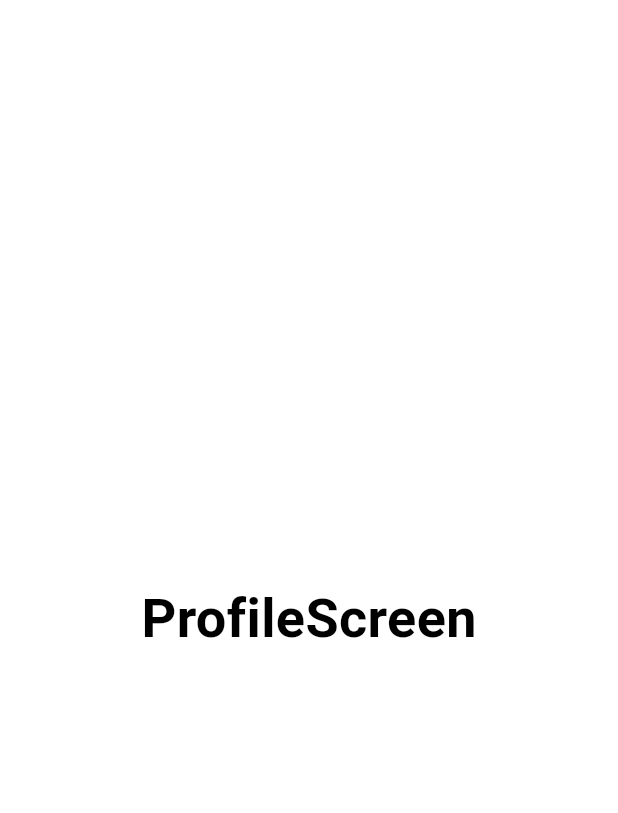
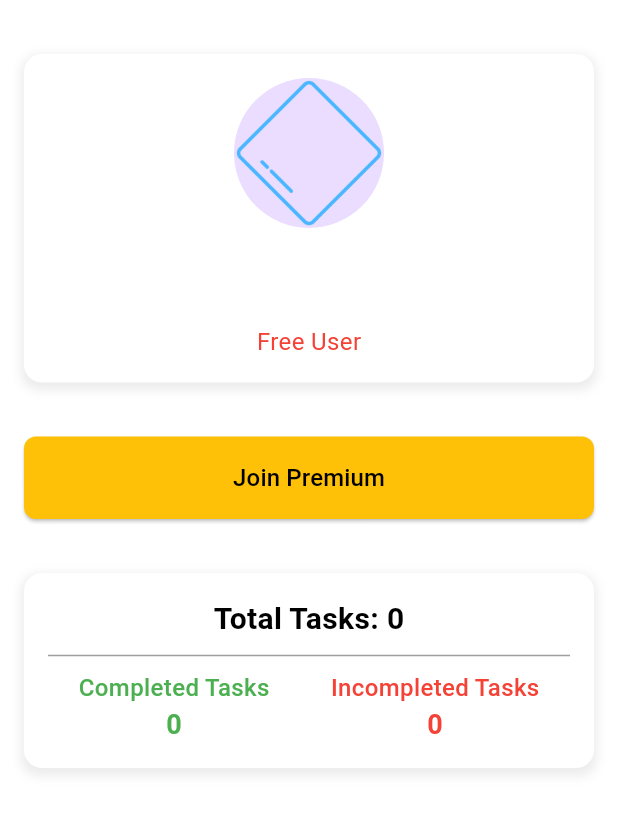
Before and after one commit to PedroCB192/Taskify, a Flutter app: the ProfileScreen screen opened directly, on a phone screen of 412 x 824 dp. Shown: the top 813 px of the screen. Run offline on Flutter 3.47's test engine with Material 3 defaults, Android fonts, the phone set to English and light mode, and no system bars; our stand-ins replace audioplayers, cloud_firestore, firebase_auth, firebase_core, hive, hive_flutter; accounts and stored records are empty.

Commit message:
feat: Implement user profile and task metrics widgets with improved UI and functionality

```diff
--- a/lib/features/profile/provider/user_provider.dart
+++ b/lib/features/profile/provider/user_provider.dart
@@ -3,7 +3,7 @@ import 'package:taskify/features/profile/models/user.dart';
 import 'package:taskify/features/profile/services/user_service.dart';
 
 class UserProvider with ChangeNotifier {
-  User? _user; // Modelo de usuario de tu aplicación
+  User? _user; // User object to hold user data
 
   User? get user => _user;
 
@@ -12,19 +12,19 @@ class UserProvider with ChangeNotifier {
   final UserService _userService = UserService();
 
   Future<void> loadUser() async {
-    _user = _userService.getUser(); // Cargar el usuario desde Hive
+    _user = _userService.getUser(); // Upload user from Hive
     notifyListeners();
   }
 
   Future<void> updateUser(User user) async {
-    _user = user; // Actualizar el usuario localmente
-    await _userService.saveUser(user); // Guardar en Hive
+    _user = user; // Update user locally
+    await _userService.saveUser(user); // Save user to Hive
     notifyListeners();
   }
 
   Future<void> clearUser() async {
-    _user = null; // Limpiar el usuario localmente
-    await _userService.deleteUser(); // Eliminar de Hive
+    _user = null; // Clear user locally
+    await _userService.deleteUser(); // Delete user from Hive
     notifyListeners();
   }
 }
--- a/lib/features/profile/screens/profile_screen.dart
+++ b/lib/features/profile/screens/profile_screen.dart
@@ -1,24 +1,94 @@
 import 'package:flutter/material.dart';
+import 'package:provider/provider.dart';
+import 'package:taskify/features/profile/provider/user_provider.dart';
+import 'package:taskify/features/profile/widgets/users_profile_widget.dart';
+import 'package:taskify/features/profile/widgets/tasks_metric_widget.dart';
 
 class ProfileScreen extends StatelessWidget {
   const ProfileScreen({super.key});
 
   @override
   Widget build(BuildContext context) {
+    final userProvider = Provider.of<UserProvider>(context);
+    final user = userProvider.user;
+
+    if (user == null) {
+      return const Scaffold(
+        body: Center(child: Text('No user data available')),
+      );
+    }
+
     return Scaffold(
-      body: Center(
-        child: Column(
-          mainAxisAlignment: MainAxisAlignment.center,
-          children: [
-            const Text(
-              'ProfileScreen',
-              style: TextStyle(
-                fontSize: 36,
-                fontWeight: FontWeight.bold,
-                color: Colors.black,
-              ),
+      body: SafeArea(
+        child: SingleChildScrollView(
+          child: ConstrainedBox(
+            constraints: const BoxConstraints(
+              minHeight: 0,
+              maxHeight: double.infinity,
+              maxWidth: double.infinity,
             ),
-          ],
+            child: Column(
+              mainAxisSize: MainAxisSize.min,
+              children: [
+                const SizedBox(height: 20),
+                SizedBox(
+                  width: double.infinity, // Expandir a todo el ancho
+                  child: UsersProfileWidget(user: user),
+                ),
+                const SizedBox(height: 20),
+                if (!user.isPremium)
+                  Padding(
+                    padding: const EdgeInsets.symmetric(horizontal: 16.0),
+                    child: SizedBox(
+                      width: double.infinity,
+                      child: ElevatedButton(
+                        onPressed: () {
+                          showDialog(
+                            context: context,
+                            builder:
+                                (context) => AlertDialog(
+                                  title: const Text('Become Premium'),
+                                  content: const Text(
+                                    'Unlock premium features by upgrading your account!',
+                                  ),
+                                  actions: [
+                                    TextButton(
+                                      onPressed: () => Navigator.pop(context),
+                                      child: const Text('Cancel'),
+                                    ),
+                                    ElevatedButton(
+                                      onPressed: () {
+                                        // Aquí puedes agregar la lógica para redirigir al usuario
+                                        // a la página de pago o suscripción
+                                        Navigator.pop(context);
+                                      },
+                                      child: const Text('Upgrade Now'),
+                                    ),
+                                  ],
+                                ),
+                          );
+                        },
+                        style: ElevatedButton.styleFrom(
+                          backgroundColor: Colors.amber,
+                          shape: RoundedRectangleBorder(
+                            borderRadius: BorderRadius.circular(8.0),
+                          ),
+                        ),
+                        child: const Text(
+                          'Join Premium',
+                          style: TextStyle(fontSize: 16, color: Colors.black),
+                        ),
+                      ),
+                    ),
+                  ),
+                const SizedBox(height: 20),
+                SizedBox(
+                  width: double.infinity,
+                  child: const TasksMetricWidget(),
+                ),
+              ],
+            ),
+          ),
         ),
       ),
     );
--- a/lib/features/profile/services/user_service.dart
+++ b/lib/features/profile/services/user_service.dart
@@ -4,17 +4,17 @@ import 'package:taskify/features/profile/models/user.dart';
 class UserService {
   final Box<User> _userBox = Hive.box<User>('userBox');
 
-  // Guardar el usuario en Hive
+  // Save user to Hive
   Future<void> saveUser(User user) async {
     await _userBox.put('currentUser', user);
   }
 
-  // Obtener el usuario desde Hive
+  // Get user from Hive
   User? getUser() {
     return _userBox.get('currentUser');
   }
 
-  // Eliminar el usuario de Hive (por ejemplo, al cerrar sesión)
+  // Delete user from Hive
   Future<void> deleteUser() async {
     await _userBox.delete('currentUser');
   }
--- /dev/null
+++ b/lib/features/profile/widgets/tasks_metric_widget.dart
@@ -0,0 +1,94 @@
+import 'package:flutter/material.dart';
+import 'package:provider/provider.dart';
+import 'package:taskify/features/tasks/provider/task_provider.dart';
+
+class TasksMetricWidget extends StatelessWidget {
+  const TasksMetricWidget({super.key});
+
+  @override
+  Widget build(BuildContext context) {
+    final taskProvider = Provider.of<TaskProvider>(context);
+    final totalTasks = taskProvider.tasks.length;
+    final completedTasks =
+        taskProvider.tasks.where((task) => task.completed).length;
+    final incompletedTasks = totalTasks - completedTasks;
+
+    return Container(
+      margin: const EdgeInsets.all(16.0),
+      padding: const EdgeInsets.all(16.0),
+      decoration: BoxDecoration(
+        color: Colors.white,
+        borderRadius: BorderRadius.circular(12.0),
+        boxShadow: [
+          BoxShadow(
+            color: Colors.grey.withOpacity(0.2),
+            spreadRadius: 2,
+            blurRadius: 5,
+            offset: const Offset(0, 3),
+          ),
+        ],
+      ),
+      child: Column(
+        mainAxisSize: MainAxisSize.min,
+        children: [
+          // Superior part: Total Tasks
+          Text(
+            'Total Tasks: $totalTasks',
+            style: const TextStyle(
+              fontSize: 20,
+              fontWeight: FontWeight.bold,
+              color: Colors.black,
+            ),
+          ),
+          const Divider(color: Colors.grey, thickness: 1, height: 20),
+          // Inferior part: Completed y Incompleted Tasks
+          Row(
+            mainAxisAlignment: MainAxisAlignment.spaceAround,
+            children: [
+              Column(
+                children: [
+                  const Text(
+                    'Completed Tasks',
+                    style: TextStyle(
+                      fontSize: 16,
+                      fontWeight: FontWeight.w500,
+                      color: Colors.green,
+                    ),
+                  ),
+                  Text(
+                    '$completedTasks',
+                    style: const TextStyle(
+                      fontSize: 18,
+                      fontWeight: FontWeight.bold,
+                      color: Colors.green,
+                    ),
+                  ),
+                ],
+              ),
+              Column(
+                children: [
+                  const Text(
+                    'Incompleted Tasks',
+                    style: TextStyle(
+                      fontSize: 16,
+                      fontWeight: FontWeight.w500,
+                      color: Colors.red,
+                    ),
+                  ),
+                  Text(
+                    '$incompletedTasks',
+                    style: const TextStyle(
+                      fontSize: 18,
+                      fontWeight: FontWeight.bold,
+                      color: Colors.red,
+                    ),
+                  ),
+                ],
+              ),
+            ],
+          ),
+        ],
+      ),
+    );
+  }
+}
--- /dev/null
+++ b/lib/features/profile/widgets/users_profile_widget.dart
@@ -0,0 +1,52 @@
+import 'package:flutter/material.dart';
+import 'package:taskify/features/profile/models/user.dart';
+
+class UsersProfileWidget extends StatelessWidget {
+  final User user;
+
+  const UsersProfileWidget({super.key, required this.user});
+
+  @override
+  Widget build(BuildContext context) {
+    return Container(
+      margin: const EdgeInsets.all(16.0),
+      padding: const EdgeInsets.all(16.0),
+      decoration: BoxDecoration(
+        color: Colors.white,
+        borderRadius: BorderRadius.circular(12.0),
+        boxShadow: [
+          BoxShadow(
+            color: Colors.grey.withOpacity(0.2),
+            spreadRadius: 2,
+            blurRadius: 5,
+            offset: const Offset(0, 3),
+          ),
+        ],
+      ),
+      child: Column(
+        mainAxisAlignment: MainAxisAlignment.center,
+        children: [
+          const CircleAvatar(
+            radius: 50,
+            backgroundImage: AssetImage('assets/images/user_profile.png'),
+          ),
+          const SizedBox(height: 20),
+          Text(
+            user.name, // Show the user's name
+            style: const TextStyle(fontSize: 24, fontWeight: FontWeight.bold),
+          ),
+          const SizedBox(height: 10),
+          Text(
+            user.isPremium
+                ? 'Premium User'
+                : 'Free User', // Show if the user is premium or free
+            style: TextStyle(
+              fontSize: 16,
+              color: user.isPremium ? Colors.green : Colors.red,
+            ),
+          ),
+        ],
+      ),
+    );
+  }
+}
--- a/lib/main.dart
+++ b/lib/main.dart
@@ -27,36 +27,33 @@ import 'package:taskify/features/profile/provider/user_provider.dart';
 void main() async {
   WidgetsFlutterBinding.ensureInitialized();
 
-  // Iniciar Firebase
+  // Start Firebase
   await Firebase.initializeApp(options: DefaultFirebaseOptions.currentPlatform);
 
-  // Iniciar Hive
+  // Start Hive
   await Hive.initFlutter();
 
-  // Registrar adaptadores de Hive
+  // Hive adapters
   Hive.registerAdapter(TaskAdapter());
   Hive.registerAdapter(CategoryAdapter());
   Hive.registerAdapter(SubtaskAdapter());
-  Hive.registerAdapter(
-    local.UserAdapter(),
-  ); // Registrar el adaptador para el modelo User
+  Hive.registerAdapter(local.UserAdapter());
 
-  // Abrir cajas de Hive
+  // Open Hive boxes
   await Hive.openBox<Task>('tasks');
   await Hive.openBox<Category>('categories');
-  await Hive.openBox<local.User>('userBox'); // Abrir la caja para el usuario
+  await Hive.openBox<local.User>('userBox');
 
-  // Guardar el usuario al abrir la app
+  // Save user data to Hive
   await initializeUser();
-  await initializeAppData();
 
   runApp(
     MultiProvider(
       providers: [
         ChangeNotifierProvider(create: (_) => TaskProvider()),
         ChangeNotifierProvider(
-          create: (_) => UserProvider(),
-        ), // Agregar UserProvider
+          create: (_) => UserProvider()..loadUser(), // get user data from Hive
+        ),
       ],
       child: const MainApp(),
     ),
@@ -68,25 +65,25 @@ Future<void> initializeUser() async {
   final FirebaseFirestore _firestore = FirebaseFirestore.instance;
   final UserService _userService = UserService();
 
-  // Verificar si hay un usuario autenticado
+  // Verify if the user is logged in
   final firebaseUser = _auth.currentUser;
 
   if (firebaseUser != null) {
     try {
-      // Obtener los datos del usuario desde Firestore
+      // Get user data from Firestore
       final userDoc =
           await _firestore.collection('users').doc(firebaseUser.uid).get();
       final userData = userDoc.data();
 
       if (userData != null) {
-        // Crear una instancia del modelo User
+        // Create a local user model
         final local.User user = local.User(
           id: firebaseUser.uid,
           name: userData['name'],
           isPremium: userData['isPremium'],
         );
 
-        // Guardar el usuario en Hive
+        // Save user data to Hive
         await _userService.saveUser(user);
 
         print('User saved locally: ${user.name}, Premium: ${user.isPremium}');
@@ -103,10 +100,10 @@ Future<void> initializeAppData() async {
   final categoryService = CategoryService();
   final taskService = TaskService();
 
-  // Sincronizar categorías
+  // Sync categories
   await categoryService.syncCategories();
 
-  // Sincronizar tareas
+  // Synce tasks
   await taskService.syncTasks();
 }
 
@@ -157,9 +154,6 @@ class _MainLayoutState extends State<MainLayout> {
 
   @override
   Widget build(BuildContext context) {
-    final isPremium = Provider.of<UserProvider>(context).isPremium;
-    final user = Provider.of<UserProvider>(context).user;
-
     return Scaffold(
       appBar: AppBar(
         title: Text(
@@ -168,36 +162,7 @@ class _MainLayoutState extends State<MainLayout> {
         ),
         leading: _leading[_currentIndex],
       ),
-      body: Column(
-        children: [
-          if (user != null) // Verificar que el usuario no sea nulo
-            Container(
-              color: isPremium ? Colors.green : Colors.red,
-              padding: const EdgeInsets.all(8.0),
-              child: Column(
-                crossAxisAlignment: CrossAxisAlignment.start,
-                children: [
-                  Text(
-                    isPremium
-                        ? 'You are a Premium User!'
-                        : 'You are not a Premium User.',
-                    style: const TextStyle(color: Colors.white, fontSize: 16),
-                  ),
-                  const SizedBox(height: 4),
-                  Text(
-                    'User Name: ${user.name}',
-                    style: const TextStyle(color: Colors.white, fontSize: 14),
-                  ),
-                  Text(
-                    'User ID: ${user.id}',
-                    style: const TextStyle(color: Colors.white, fontSize: 14),
-                  ),
-                ],
-              ),
-            ),
-          Expanded(child: _screens[_currentIndex]),
-        ],
-      ),
+      body: Column(children: [Expanded(child: _screens[_currentIndex])]),
       floatingActionButton: FloatingActionButton(
         onPressed: () async {
           if (_currentIndex == 1) {
@@ -227,12 +192,12 @@ class _MainLayoutState extends State<MainLayout> {
               },
             );
 
-            // Recargar las categorías si se creó una nueva
+            // Recharge the categories if a new one was created
             if (shouldReload == true) {
-              setState(() {}); // Recargar la pantalla de categorías
+              setState(() {});
             }
           } else {
-            // Abrir el modal para crear tareas
+            // Open the modal to create tasks
             final shouldReload = await showModalBottomSheet<bool>(
               context: context,
               isScrollControlled: true,
@@ -258,7 +223,7 @@ class _MainLayoutState extends State<MainLayout> {
               },
             );
 
-            // Recargar las tareas si se creó una nueva
+            // Recharge the tasks if a new one was created
             if (shouldReload == true) {
               Provider.of<TaskProvider>(context, listen: false).loadTasks();
             }
@@ -275,7 +240,7 @@ class _MainLayoutState extends State<MainLayout> {
           children: [
             _buildNavIcon(0, Icons.task),
             _buildNavIcon(1, Icons.category),
-            const SizedBox(width: 40), // Espacio para el FAB
+            const SizedBox(width: 40), // Space for the FAB
             _buildNavIcon(2, Icons.calendar_today),
             _buildNavIcon(3, Icons.person),
           ],
--- a/pubspec.yaml
+++ b/pubspec.yaml
@@ -29,3 +29,4 @@ flutter:
   uses-material-design: true
   assets:
     - assets/sounds/
+    - assets/images/
```
Also changed, not shown: assets/images/user_profile.png (added).
